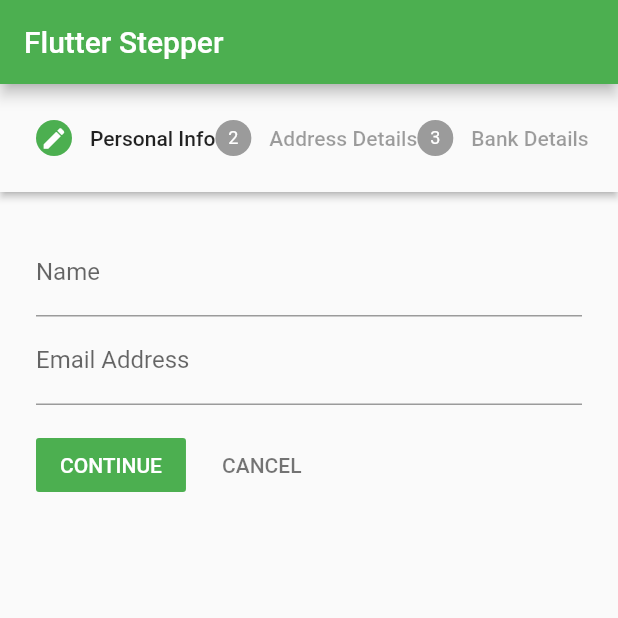
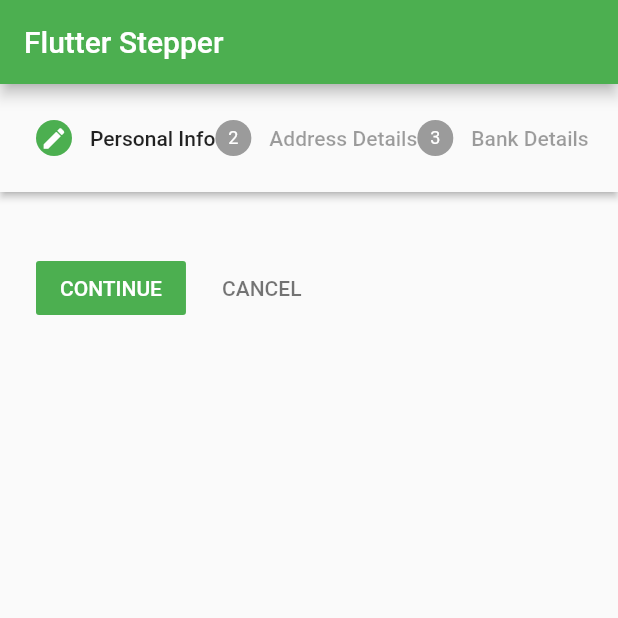
Before and after one commit to panachainy/poc-stepper-flutter, a Flutter app: the screen it shows after launch, on a phone screen of 412 x 824 dp, the top half of it. Run offline on Flutter 3.47's test engine with Material 2 defaults, Android fonts, the phone set to English and light mode, and no system bars.

Commit message:
Update main.dart

```diff
--- a/lib/main.dart
+++ b/lib/main.dart
@@ -28,7 +28,7 @@ class _MyHomePageState extends State<MyHomePage> {
   Widget build(BuildContext context) {
     return Scaffold(
       appBar: AppBar(
-        title: Text("Flutter Stepper"),
+        title: const Text("Flutter Stepper"),
       ),
       body: Stepper(
         steps: getSteps(),
@@ -52,29 +52,30 @@ class _MyHomePageState extends State<MyHomePage> {
   List<Step> getSteps() {
     return [
       Step(
-        title: new Text('Personal Info'),
+        title: const Text('Personal Info'), content: Container(),
+        //   Column(
+        //     children: <Widget>[
+        //       TextFormField(
+        //         decoration: const InputDecoration(labelText: 'Name'),
+        //       ),
+        //       TextFormField(
+        //         decoration: const InputDecoration(labelText: 'Email Address'),
+        //       ),
+        //     ],
+        //   ),
+        isActive: currentStep >= 0,
+        state: currentStep == 0 ? StepState.editing : StepState.complete,
+        //   // label: Icon(Icons.person),
+      ),
+      Step(
+        title: const Text('Address Details'),
         content: Column(
           children: <Widget>[
             TextFormField(
-              decoration: InputDecoration(labelText: 'Name'),
+              decoration: const InputDecoration(labelText: 'Home Address'),
             ),
             TextFormField(
-              decoration: InputDecoration(labelText: 'Email Address'),
-            ),
-          ],
-        ),
-        isActive: currentStep >= 0,
-        state: currentStep == 0 ? StepState.editing : StepState.complete,
-      ),
-      Step(
-        title: new Text('Address Details'),
-        content: Column(
-          children: <Widget>[
-            TextFormField(
-              decoration: InputDecoration(labelText: 'Home Address'),
-            ),
-            TextFormField(
-              decoration: InputDecoration(labelText: 'Mobile No'),
+              decoration: const InputDecoration(labelText: 'Mobile No'),
             ),
           ],
         ),
@@ -86,14 +87,14 @@ class _MyHomePageState extends State<MyHomePage> {
                 : StepState.complete,
       ),
       Step(
-        title: new Text("Bank Details"),
+        title: const Text("Bank Details"),
         content: Column(
           children: <Widget>[
             TextFormField(
-              decoration: InputDecoration(labelText: 'Account No'),
+              decoration: const InputDecoration(labelText: 'Account No'),
             ),
             TextFormField(
-              decoration: InputDecoration(labelText: 'IFSC Code'),
+              decoration: const InputDecoration(labelText: 'IFSC Code'),
             ),
           ],
         ),
```
